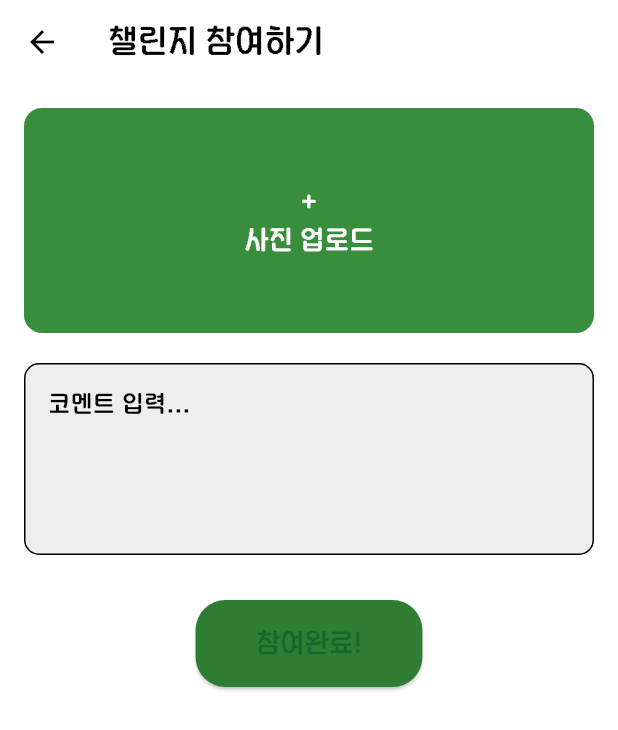
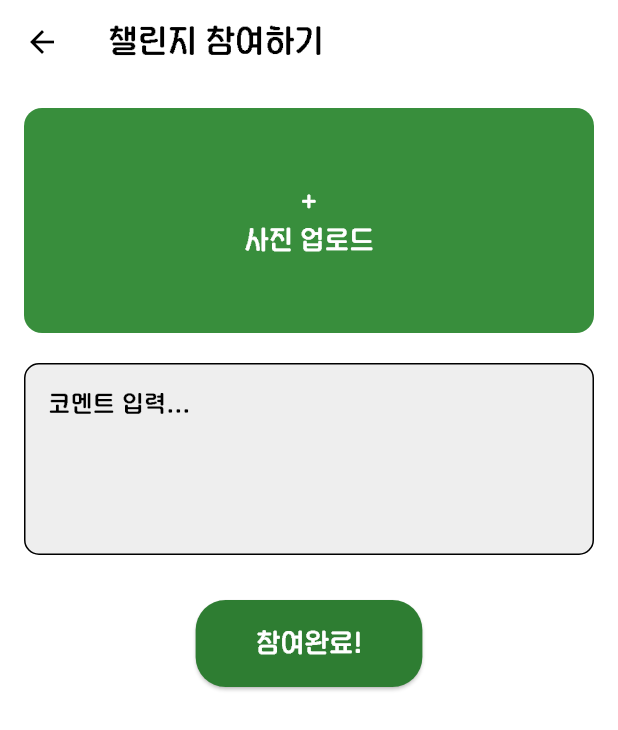
Before and after one commit to seunghye-rain/Greeners-SC, a Flutter app: the ChallengeJoin screen opened directly, on a phone screen of 412 x 824 dp. Shown: the top 730 px of the screen. Run offline on Flutter 3.47's test engine with Material 3 defaults, Android fonts, the phone set to English and light mode, and no system bars; our stand-ins replace go_router, google_maps_flutter, image_picker.

Commit message:
[Feat] 챌린지 페이지 연동

```diff
--- a/lib/challenge/features/screens/challenge_detail.dart
+++ b/lib/challenge/features/screens/challenge_detail.dart
@@ -44,7 +44,7 @@ class ChallengeDetail extends StatelessWidget {
             style: ElevatedButton.styleFrom(
               backgroundColor: Colors.green[800],
             ),
-            child: const Text('참여하기'),
+            child: const Text('참여하기', style: TextStyle(color: Colors.white)),
           ),
         ],
       ),
--- a/lib/challenge/features/screens/challenge_join.dart
+++ b/lib/challenge/features/screens/challenge_join.dart
@@ -1,16 +1,29 @@
 import 'package:flutter/material.dart';
 import 'package:go_router/go_router.dart';
+import 'package:image_picker/image_picker.dart';
+import 'dart:io';
 
 class ChallengeJoin extends StatefulWidget {
-  const ChallengeJoin({super.key}); // 🛠️ id 없이 const만 남기기!
+  const ChallengeJoin({super.key});
 
   @override
   State<ChallengeJoin> createState() => _ChallengeJoinState();
 }
 
 class _ChallengeJoinState extends State<ChallengeJoin> {
-  String? imagePath;
+  File? _imageFile;
   final TextEditingController commentController = TextEditingController();
+
+  Future<void> _pickImage() async {
+    final picker = ImagePicker();
+    final pickedFile = await picker.pickImage(source: ImageSource.gallery);
+
+    if (pickedFile != null) {
+      setState(() {
+        _imageFile = File(pickedFile.path);
+      });
+    }
+  }
 
   @override
   Widget build(BuildContext context) {
@@ -22,9 +35,7 @@ class _ChallengeJoinState extends State<ChallengeJoin> {
           child: Column(
             children: [
               GestureDetector(
-                onTap: () {
-                  // TODO: 이미지 업로드 연결 예정
-                },
+                onTap: _pickImage,
                 child: Container(
                   width: double.infinity,
                   height: 150,
@@ -32,7 +43,17 @@ class _ChallengeJoinState extends State<ChallengeJoin> {
                     color: Colors.green[700],
                     borderRadius: BorderRadius.circular(12),
                   ),
-                  child: const Center(
+                  child: _imageFile != null
+                      ? ClipRRect(
+                    borderRadius: BorderRadius.circular(12),
+                    child: Image.file(
+                      _imageFile!,
+                      fit: BoxFit.cover,
+                      width: double.infinity,
+                      height: double.infinity,
+                    ),
+                  )
+                      : const Center(
                     child: Text(
                       '+\n사진 업로드',
                       style: TextStyle(color: Colors.white, fontSize: 18),
@@ -55,14 +76,15 @@ class _ChallengeJoinState extends State<ChallengeJoin> {
               const SizedBox(height: 30),
               ElevatedButton(
                 onPressed: () {
-                  context.go('/challengelist'); // 참여 완료 후 리스트로
+                  // 참여 완료 후 리스트로 이동
+                  context.go('/challengelist');
                 },
                 style: ElevatedButton.styleFrom(
                   backgroundColor: Colors.green[800],
                   padding: const EdgeInsets.symmetric(horizontal: 40, vertical: 16),
                   shape: RoundedRectangleBorder(borderRadius: BorderRadius.circular(20)),
                 ),
-                child: const Text('참여완료!', style: TextStyle(fontSize: 18)),
+                child: const Text('참여완료!', style: TextStyle(fontSize: 18, color: Colors.white)),
               ),
             ],
           ),
--- a/pubspec.yaml
+++ b/pubspec.yaml
@@ -15,6 +15,7 @@ dependencies:
   firebase_auth: ^5.5.3
   firebase_core: ^3.13.0
   http: ^1.3.0
+  image_picker: ^1.1.2
 
 dev_dependencies:
   flutter_test:
```
Also changed, not shown: lib/challenge/features/screens/challenge_list.dart (+49 -16 lines), pubspec.lock, 14 other files.
